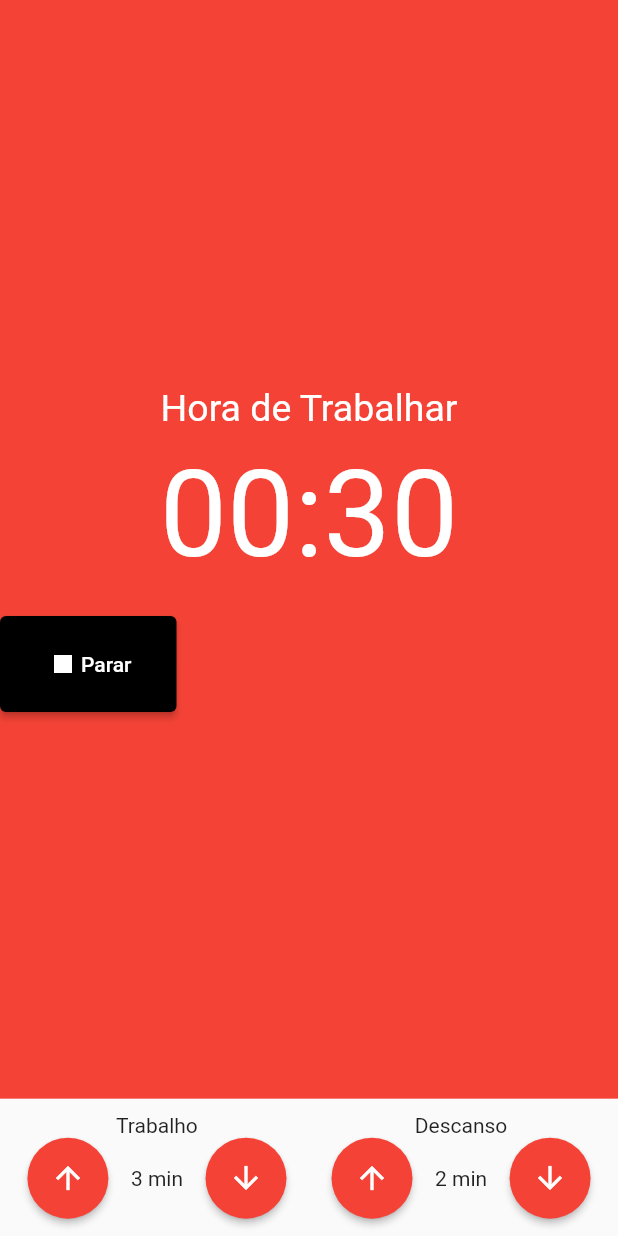
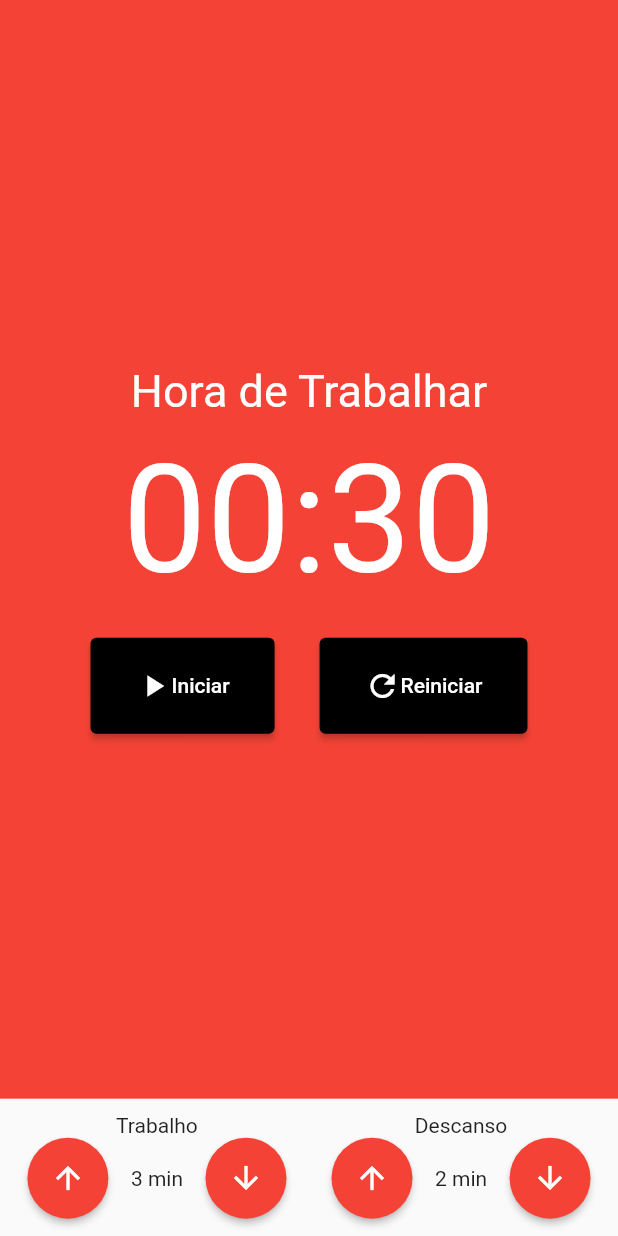
Before and after one commit to andreferreiraalves/pomodoro, a Flutter app: the screen it shows after launch, on a phone screen of 412 x 824 dp. Run offline on Flutter 3.47's test engine with Material 2 defaults, Android fonts, the phone set to English and light mode, and no system bars.

```diff
--- /dev/null
+++ b/lib/components/button_control.component.dart
@@ -0,0 +1,28 @@
+import 'package:flutter/material.dart';
+
+class ButtonControlComponent extends StatelessWidget {
+  final String title;
+  final IconData icon;
+
+  const ButtonControlComponent({required this.title, required this.icon});
+
+  @override
+  Widget build(BuildContext context) {
+    return ElevatedButton(
+      style: ElevatedButton.styleFrom(
+        padding: EdgeInsets.symmetric(
+          horizontal: 30,
+          vertical: 20,
+        ),
+        primary: Colors.black,
+      ),
+      onPressed: () {},
+      child: Row(
+        children: [
+          Icon(icon),
+          Text(title),
+        ],
+      ),
+    );
+  }
+}
--- a/lib/components/control.components.dart
+++ b/lib/components/control.components.dart
@@ -1,25 +1,24 @@
 import 'package:flutter/material.dart';
+import 'package:pomodoro/components/button_control.component.dart';
 
 class ControlComponents extends StatelessWidget {
   @override
   Widget build(BuildContext context) {
     return Row(
+      mainAxisAlignment: MainAxisAlignment.center,
       children: [
-        ElevatedButton(
-          style: ElevatedButton.styleFrom(
-            padding: EdgeInsets.symmetric(
-              horizontal: 30,
-              vertical: 20,
-            ),
-            primary: Colors.black,
-          ),
-          onPressed: () {},
-          child: Row(
-            children: [
-              Icon(Icons.stop),
-              Text('Parar'),
-            ],
-          ),
+        ButtonControlComponent(
+          icon: Icons.play_arrow,
+          title: 'Iniciar',
+        ),
+        //ButtonControlComponent(
+        //  icon: Icons.stop,
+        //  title: 'Parar',
+        //),
+        SizedBox(width: 30),
+        ButtonControlComponent(
+          icon: Icons.refresh,
+          title: 'Reiniciar',
         ),
       ],
     );
--- a/lib/components/timer.component.dart
+++ b/lib/components/timer.component.dart
@@ -10,7 +10,7 @@ class TimerComponent extends StatelessWidget {
           'Hora de Trabalhar',
           style: TextStyle(
             color: Colors.white,
-            fontSize: 25,
+            fontSize: 30,
           ),
         ),
         SizedBox(height: 10),
@@ -18,7 +18,7 @@ class TimerComponent extends StatelessWidget {
           '00:30',
           style: TextStyle(
             color: Colors.white,
-            fontSize: 80,
+            fontSize: 100,
           ),
         ),
         SizedBox(height: 10),
```
